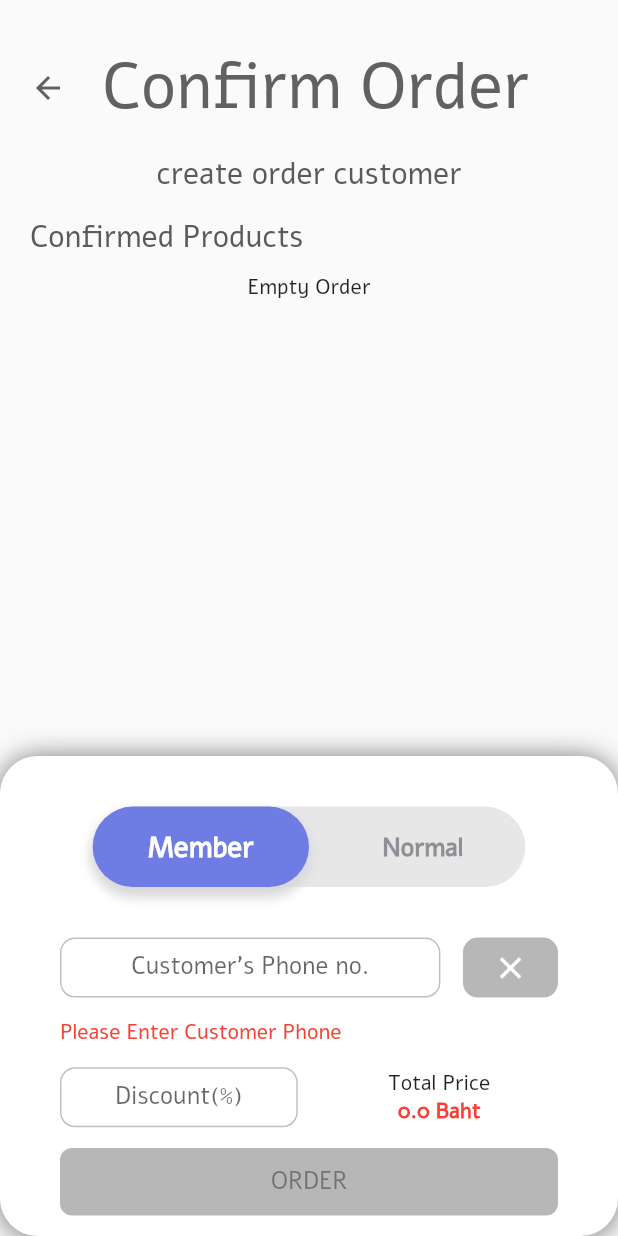
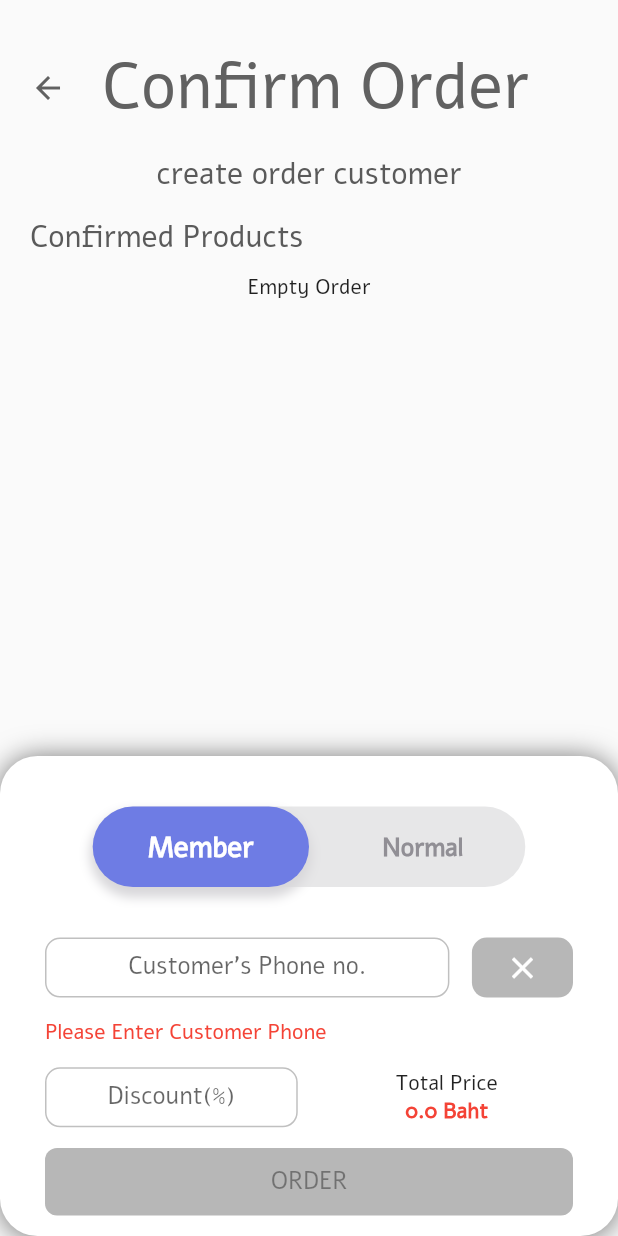
Before and after one commit to CSC234/Memby-application, a Flutter app: the ConfirmOrderScreen screen opened directly with empty values, on a phone screen of 412 x 824 dp. Run offline on Flutter 3.47's test engine with Material 2 defaults, Android fonts, the phone set to English and light mode, and no system bars; drawn by our look-alikes of overlay_support; our stand-ins replace bottom_navy_bar, charts_flutter, cloud_firestore, dotted_decoration, firebase_auth, firebase_core and 4 more; missing offline and left inert: flutter_auth_buttons; accounts and stored records are empty; network calls fail.

Commit message:
[FIX] bugs toggle padding

```diff
--- a/lib/screens/order/confirmOrderScreen.dart
+++ b/lib/screens/order/confirmOrderScreen.dart
@@ -5,12 +5,16 @@ import 'package:memby/models/OrderDetail.dart';
 import 'package:memby/models/Order.dart';
 import 'package:memby/components/publicComponent/RoundedButton.dart';
 import 'package:memby/components/order/OrderCard.dart';
+import 'package:memby/screens/order/createOrderScreen.dart';
 import 'package:memby/screens/order/orderRecieptScreen.dart';
+import 'package:toggle_switch/toggle_switch.dart';
 import 'package:memby/components/publicComponent/toggle/animated_toggle_button.dart';
 import 'package:memby/components/publicComponent/toggle/theme_color.dart';
 import 'package:provider/provider.dart';
 import 'package:memby/firebase.dart';
 import 'package:cloud_firestore/cloud_firestore.dart';
+import 'package:memby/screens/order/orderRecieptScreen.dart';
+import 'package:memby/components/Register/TextBox.dart';
 
 class ConfirmOrderScreen extends StatefulWidget {
   final Order order;
@@ -24,6 +28,7 @@ class _ConfirmOrderScreenState extends State<ConfirmOrderScreen> {
   ListView makeOrderCard() {
     List<OrderCard> orderCards = [];
 
+    ////////////////////
     for (OrderDetail o in widget.order.orderDetails) {
       Product p = o.product;
       int a = o.amount;
@@ -191,7 +196,7 @@ class _ConfirmOrderScreenState extends State<ConfirmOrderScreen> {
                 offset: Offset(0.0, 0.75))
           ],
         ),
-        padding: EdgeInsets.symmetric(horizontal: 40),
+        padding: EdgeInsets.symmetric(horizontal: 30),
         child: Column(
           mainAxisAlignment: MainAxisAlignment.spaceEvenly,
           children: [
```
